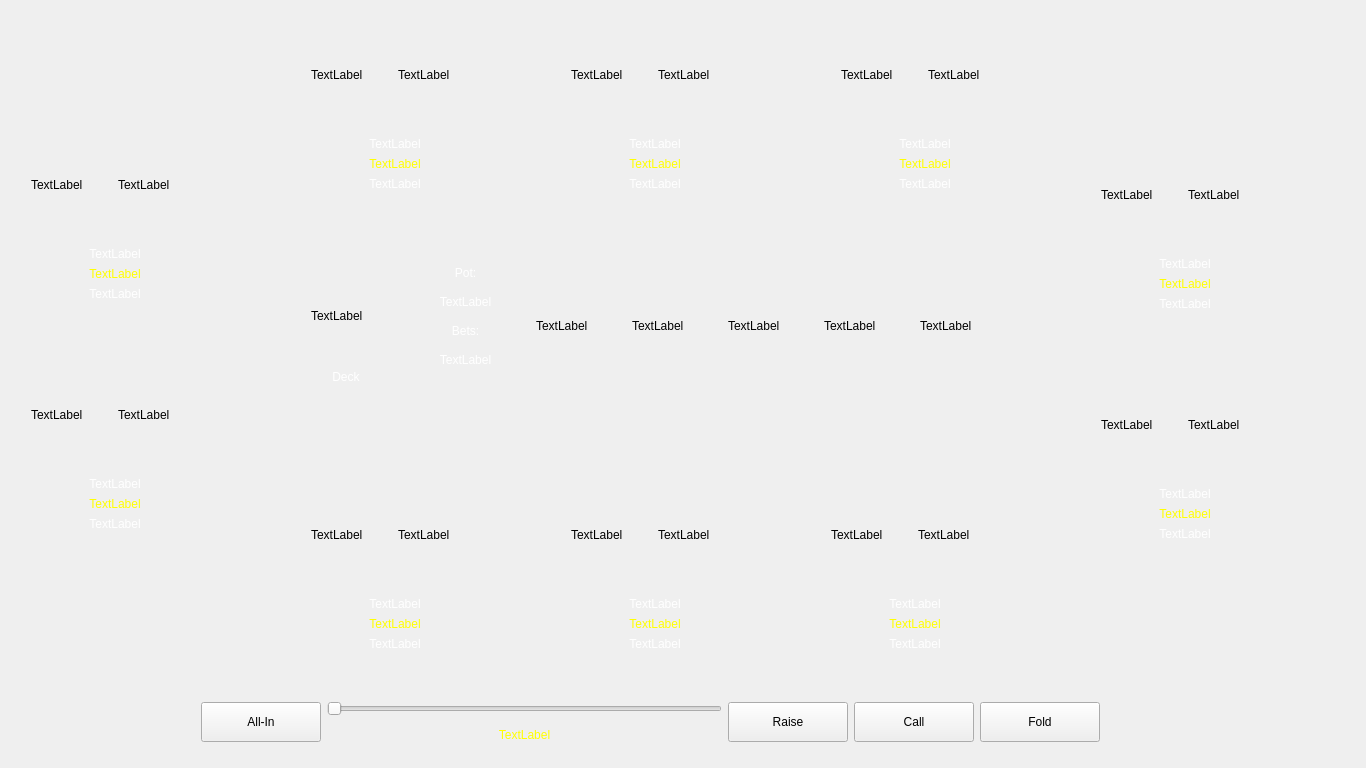
This is mainwindow.ui in maxkolotilin/Holding-cards as Qt 5 draws it before an edit. The edited form follows.
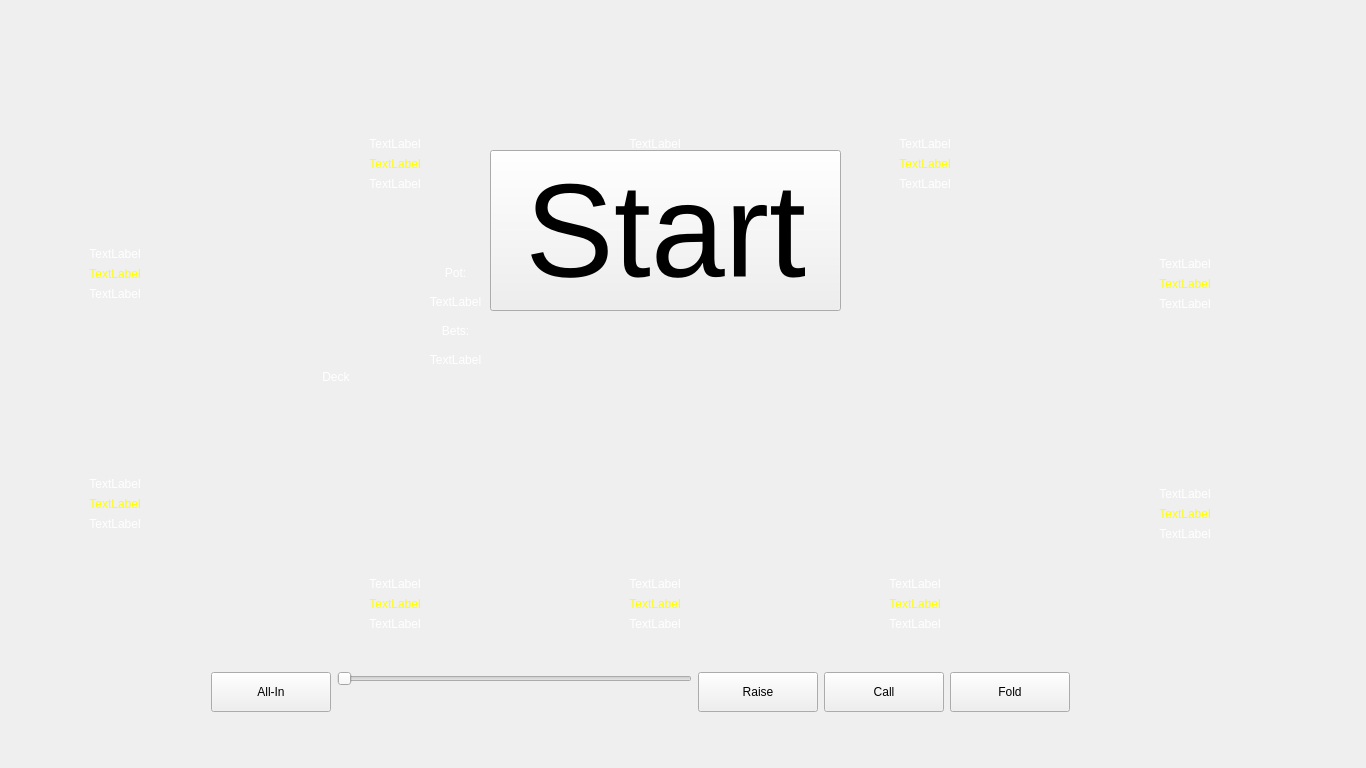
This is the edited form.

What changed in the file:
```diff
--- a/mainwindow.ui
+++ b/mainwindow.ui
@@ -44,7 +44,7 @@
            </size>
           </property>
           <property name="text">
-           <string>TextLabel</string>
+           <string/>
           </property>
          </widget>
         </item>
@@ -57,7 +57,7 @@
            </size>
           </property>
           <property name="text">
-           <string>TextLabel</string>
+           <string/>
           </property>
          </widget>
         </item>
@@ -237,7 +237,7 @@
            </size>
           </property>
           <property name="text">
-           <string>TextLabel</string>
+           <string/>
           </property>
          </widget>
         </item>
@@ -250,7 +250,7 @@
            </size>
           </property>
           <property name="text">
-           <string>TextLabel</string>
+           <string/>
           </property>
          </widget>
         </item>
@@ -404,7 +404,7 @@
     <property name="geometry">
      <rect>
       <x>300</x>
-      <y>460</y>
+      <y>440</y>
       <width>191</width>
       <height>200</height>
      </rect>
@@ -430,7 +430,7 @@
            </size>
           </property>
           <property name="text">
-           <string>TextLabel</string>
+           <string/>
           </property>
          </widget>
         </item>
@@ -443,7 +443,7 @@
            </size>
           </property>
           <property name="text">
-           <string>TextLabel</string>
+           <string/>
           </property>
          </widget>
         </item>
@@ -597,7 +597,7 @@
     <property name="geometry">
      <rect>
       <x>560</x>
-      <y>460</y>
+      <y>440</y>
       <width>191</width>
       <height>200</height>
      </rect>
@@ -623,7 +623,7 @@
            </size>
           </property>
           <property name="text">
-           <string>TextLabel</string>
+           <string/>
           </property>
          </widget>
         </item>
@@ -636,7 +636,7 @@
            </size>
           </property>
           <property name="text">
-           <string>TextLabel</string>
+           <string/>
           </property>
          </widget>
         </item>
@@ -790,7 +790,7 @@
     <property name="geometry">
      <rect>
       <x>820</x>
-      <y>460</y>
+      <y>440</y>
       <width>191</width>
       <height>200</height>
      </rect>
@@ -816,7 +816,7 @@
            </size>
           </property>
           <property name="text">
-           <string>TextLabel</string>
+           <string/>
           </property>
          </widget>
         </item>
@@ -829,7 +829,7 @@
            </size>
           </property>
           <property name="text">
-           <string>TextLabel</string>
+           <string/>
           </property>
          </widget>
         </item>
@@ -1009,7 +1009,7 @@
            </size>
           </property>
           <property name="text">
-           <string>TextLabel</string>
+           <string/>
           </property>
          </widget>
         </item>
@@ -1022,7 +1022,7 @@
            </size>
           </property>
           <property name="text">
-           <string>TextLabel</string>
+           <string/>
           </property>
          </widget>
         </item>
@@ -1202,7 +1202,7 @@
            </size>
           </property>
           <property name="text">
-           <string>TextLabel</string>
+           <string/>
           </property>
          </widget>
         </item>
@@ -1215,7 +1215,7 @@
            </size>
           </property>
           <property name="text">
-           <string>TextLabel</string>
+           <string/>
           </property>
          </widget>
         </item>
@@ -1395,7 +1395,7 @@
            </size>
           </property>
           <property name="text">
-           <string>TextLabel</string>
+           <string/>
           </property>
          </widget>
         </item>
@@ -1408,7 +1408,7 @@
            </size>
           </property>
           <property name="text">
-           <string>TextLabel</string>
+           <string/>
           </property>
          </widget>
         </item>
@@ -1636,7 +1636,7 @@
            </size>
           </property>
           <property name="text">
-           <string>TextLabel</string>
+           <string/>
           </property>
          </widget>
         </item>
@@ -1649,7 +1649,7 @@
            </size>
           </property>
           <property name="text">
-           <string>TextLabel</string>
+           <string/>
           </property>
          </widget>
         </item>
@@ -1856,7 +1856,7 @@
            </size>
           </property>
           <property name="text">
-           <string>TextLabel</string>
+           <string/>
           </property>
          </widget>
         </item>
@@ -1869,7 +1869,7 @@
            </size>
           </property>
           <property name="text">
-           <string>TextLabel</string>
+           <string/>
           </property>
          </widget>
         </item>
@@ -2019,311 +2019,39 @@
      </layout>
     </widget>
    </widget>
-   <widget class="QWidget" name="horizontalLayoutWidget">
+   <widget class="QPushButton" name="pushButton">
     <property name="geometry">
      <rect>
-      <x>390</x>
-      <y>250</y>
-      <width>631</width>
-      <height>132</height>
+      <x>490</x>
+      <y>150</y>
+      <width>351</width>
+      <height>161</height>
      </rect>
     </property>
-    <layout class="QHBoxLayout" name="deck">
-     <item>
-      <layout class="QVBoxLayout" name="verticalLayout">
-       <item>
-        <widget class="QLabel" name="label">
-         <property name="palette">
-          <palette>
-           <active>
-            <colorrole role="WindowText">
-             <brush brushstyle="SolidPattern">
-              <color alpha="255">
-               <red>255</red>
-               <green>255</green>
-               <blue>255</blue>
-              </color>
-             </brush>
-            </colorrole>
-           </active>
-           <inactive>
-            <colorrole role="WindowText">
-             <brush brushstyle="SolidPattern">
-              <color alpha="255">
-               <red>255</red>
-               <green>255</green>
-               <blue>255</blue>
-              </color>
-             </brush>
-            </colorrole>
-           </inactive>
-           <disabled>
-            <colorrole role="WindowText">
-             <brush brushstyle="SolidPattern">
-              <color alpha="255">
-               <red>159</red>
-               <green>158</green>
-               <blue>158</blue>
-              </color>
-             </brush>
-            </colorrole>
-           </disabled>
-          </palette>
+    <property name="font">
+     <font>
+      <pointsize>100</pointsize>
+     </font>
          </property>
          <property name="text">
-          <string>Pot:</string>
-         </property>
-         <property name="alignment">
-          <set>Qt::AlignCenter</set>
-         </property>
-        </widget>
-       </item>
-       <item>
-        <widget class="QLabel" name="label_pot">
-         <property name="palette">
-          <palette>
-           <active>
-            <colorrole role="WindowText">
-             <brush brushstyle="SolidPattern">
-              <color alpha="255">
-               <red>255</red>
-               <green>255</green>
-               <blue>255</blue>
-              </color>
-             </brush>
-            </colorrole>
-           </active>
-           <inactive>
-            <colorrole role="WindowText">
-             <brush brushstyle="SolidPattern">
-              <color alpha="255">
-               <red>255</red>
-               <green>255</green>
-               <blue>255</blue>
-              </color>
-             </brush>
-            </colorrole>
-           </inactive>
-           <disabled>
-            <colorrole role="WindowText">
-             <brush brushstyle="SolidPattern">
-              <color alpha="255">
-               <red>159</red>
-               <green>158</green>
-               <blue>158</blue>
-              </color>
-             </brush>
-            </colorrole>
-           </disabled>
-          </palette>
-         </property>
-         <property name="text">
-          <string>TextLabel</string>
-         </property>
-         <property name="alignment">
-          <set>Qt::AlignCenter</set>
-         </property>
-        </widget>
-       </item>
-       <item>
-        <widget class="QLabel" name="label_3">
-         <property name="palette">
-          <palette>
-           <active>
-            <colorrole role="WindowText">
-             <brush brushstyle="SolidPattern">
-              <color alpha="255">
-               <red>255</red>
-               <green>255</green>
-               <blue>255</blue>
-              </color>
-             </brush>
-            </colorrole>
-           </active>
-           <inactive>
-            <colorrole role="WindowText">
-             <brush brushstyle="SolidPattern">
-              <color alpha="255">
-               <red>255</red>
-               <green>255</green>
-               <blue>255</blue>
-              </color>
-             </brush>
-            </colorrole>
-           </inactive>
-           <disabled>
-            <colorrole role="WindowText">
-             <brush brushstyle="SolidPattern">
-              <color alpha="255">
-               <red>159</red>
-               <green>158</green>
-               <blue>158</blue>
-              </color>
-             </brush>
-            </colorrole>
-           </disabled>
-          </palette>
-         </property>
-         <property name="text">
-          <string>Bets:</string>
-         </property>
-         <property name="alignment">
-          <set>Qt::AlignCenter</set>
-         </property>
-        </widget>
-       </item>
-       <item>
-        <widget class="QLabel" name="label_bets">
-         <property name="palette">
-          <palette>
-           <active>
-            <colorrole role="WindowText">
-             <brush brushstyle="SolidPattern">
-              <color alpha="255">
-               <red>255</red>
-               <green>255</green>
-               <blue>255</blue>
-              </color>
-             </brush>
-            </colorrole>
-           </active>
-           <inactive>
-            <colorrole role="WindowText">
-             <brush brushstyle="SolidPattern">
-              <color alpha="255">
-               <red>255</red>
-               <green>255</green>
-               <blue>255</blue>
-              </color>
-             </brush>
-            </colorrole>
-           </inactive>
-           <disabled>
-            <colorrole role="WindowText">
-             <brush brushstyle="SolidPattern">
-              <color alpha="255">
-               <red>159</red>
-               <green>158</green>
-               <blue>158</blue>
-              </color>
-             </brush>
-            </colorrole>
-           </disabled>
-          </palette>
-         </property>
-         <property name="text">
-          <string>TextLabel</string>
-         </property>
-         <property name="alignment">
-          <set>Qt::AlignCenter</set>
-         </property>
-        </widget>
-       </item>
-      </layout>
-     </item>
-     <item>
-      <widget class="QLabel" name="flopcard_1">
-       <property name="minimumSize">
-        <size>
-         <width>90</width>
-         <height>130</height>
-        </size>
-       </property>
-       <property name="maximumSize">
-        <size>
-         <width>90</width>
-         <height>130</height>
-        </size>
-       </property>
-       <property name="text">
-        <string>TextLabel</string>
-       </property>
-      </widget>
-     </item>
-     <item>
-      <widget class="QLabel" name="flopcard_2">
-       <property name="minimumSize">
-        <size>
-         <width>90</width>
-         <height>130</height>
-        </size>
-       </property>
-       <property name="maximumSize">
-        <size>
-         <width>90</width>
-         <height>130</height>
-        </size>
-       </property>
-       <property name="text">
-        <string>TextLabel</string>
-       </property>
-      </widget>
-     </item>
-     <item>
-      <widget class="QLabel" name="flopcard_3">
-       <property name="minimumSize">
-        <size>
-         <width>90</width>
-         <height>130</height>
-        </size>
-       </property>
-       <property name="maximumSize">
-        <size>
-         <width>90</width>
-         <height>130</height>
-        </size>
-       </property>
-       <property name="text">
-        <string>TextLabel</string>
-       </property>
-      </widget>
-     </item>
-     <item>
-      <widget class="QLabel" name="turncard">
-       <property name="minimumSize">
-        <size>
-         <width>90</width>
-         <height>130</height>
-        </size>
-       </property>
-       <property name="maximumSize">
-        <size>
-         <width>90</width>
-         <height>130</height>
-        </size>
-       </property>
-       <property name="text">
-        <string>TextLabel</string>
-       </property>
-      </widget>
-     </item>
-     <item>
-      <widget class="QLabel" name="rivercard">
-       <property name="minimumSize">
-        <size>
-         <width>90</width>
-         <height>130</height>
-        </size>
-       </property>
-       <property name="maximumSize">
-        <size>
-         <width>90</width>
-         <height>130</height>
-        </size>
-       </property>
-       <property name="text">
-        <string>TextLabel</string>
-       </property>
-      </widget>
-     </item>
-    </layout>
-   </widget>
-   <widget class="QWidget" name="horizontalLayoutWidget_2">
+     <string>Start</string>
+    </property>
+   </widget>
+   <widget class="QWidget" name="button_bar" native="true">
     <property name="geometry">
      <rect>
       <x>190</x>
-      <y>690</y>
-      <width>921</width>
+      <y>650</y>
+      <width>901</width>
+      <height>81</height>
+     </rect>
+    </property>
+    <widget class="QWidget" name="horizontalLayoutWidget_2">
+     <property name="geometry">
+      <rect>
+       <x>10</x>
+       <y>10</y>
+       <width>881</width>
       <height>64</height>
      </rect>
     </property>
@@ -2408,7 +2136,7 @@
           </palette>
          </property>
          <property name="text">
-          <string>TextLabel</string>
+           <string/>
          </property>
          <property name="alignment">
           <set>Qt::AlignCenter</set>
@@ -2458,11 +2186,21 @@
      </item>
     </layout>
    </widget>
+   </widget>
+   <widget class="QWidget" name="deck_bar" native="true">
+    <property name="geometry">
+     <rect>
+      <x>260</x>
+      <y>220</y>
+      <width>781</width>
+      <height>201</height>
+     </rect>
+    </property>
    <widget class="QWidget" name="verticalLayoutWidget">
     <property name="geometry">
      <rect>
-      <x>300</x>
-      <y>240</y>
+       <x>30</x>
+       <y>20</y>
       <width>92</width>
       <height>155</height>
      </rect>
@@ -2483,7 +2221,7 @@
         </size>
        </property>
        <property name="text">
-        <string>TextLabel</string>
+         <string/>
        </property>
       </widget>
      </item>
@@ -2535,6 +2273,306 @@
       </widget>
      </item>
     </layout>
+    </widget>
+    <widget class="QWidget" name="horizontalLayoutWidget">
+     <property name="geometry">
+      <rect>
+       <x>120</x>
+       <y>30</y>
+       <width>631</width>
+       <height>132</height>
+      </rect>
+     </property>
+     <layout class="QHBoxLayout" name="deck">
+      <item>
+       <layout class="QVBoxLayout" name="verticalLayout">
+        <item>
+         <widget class="QLabel" name="label">
+          <property name="palette">
+           <palette>
+            <active>
+             <colorrole role="WindowText">
+              <brush brushstyle="SolidPattern">
+               <color alpha="255">
+                <red>255</red>
+                <green>255</green>
+                <blue>255</blue>
+               </color>
+              </brush>
+             </colorrole>
+            </active>
+            <inactive>
+             <colorrole role="WindowText">
+              <brush brushstyle="SolidPattern">
+               <color alpha="255">
+                <red>255</red>
+                <green>255</green>
+                <blue>255</blue>
+               </color>
+              </brush>
+             </colorrole>
+            </inactive>
+            <disabled>
+             <colorrole role="WindowText">
+              <brush brushstyle="SolidPattern">
+               <color alpha="255">
+                <red>159</red>
+                <green>158</green>
+                <blue>158</blue>
+               </color>
+              </brush>
+             </colorrole>
+            </disabled>
+           </palette>
+          </property>
+          <property name="text">
+           <string>Pot:</string>
+          </property>
+          <property name="alignment">
+           <set>Qt::AlignCenter</set>
+          </property>
+         </widget>
+        </item>
+        <item>
+         <widget class="QLabel" name="label_pot">
+          <property name="palette">
+           <palette>
+            <active>
+             <colorrole role="WindowText">
+              <brush brushstyle="SolidPattern">
+               <color alpha="255">
+                <red>255</red>
+                <green>255</green>
+                <blue>255</blue>
+               </color>
+              </brush>
+             </colorrole>
+            </active>
+            <inactive>
+             <colorrole role="WindowText">
+              <brush brushstyle="SolidPattern">
+               <color alpha="255">
+                <red>255</red>
+                <green>255</green>
+                <blue>255</blue>
+               </color>
+              </brush>
+             </colorrole>
+            </inactive>
+            <disabled>
+             <colorrole role="WindowText">
+              <brush brushstyle="SolidPattern">
+               <color alpha="255">
+                <red>159</red>
+                <green>158</green>
+                <blue>158</blue>
+               </color>
+              </brush>
+             </colorrole>
+            </disabled>
+           </palette>
+          </property>
+          <property name="text">
+           <string>TextLabel</string>
+          </property>
+          <property name="alignment">
+           <set>Qt::AlignCenter</set>
+          </property>
+         </widget>
+        </item>
+        <item>
+         <widget class="QLabel" name="label_3">
+          <property name="palette">
+           <palette>
+            <active>
+             <colorrole role="WindowText">
+              <brush brushstyle="SolidPattern">
+               <color alpha="255">
+                <red>255</red>
+                <green>255</green>
+                <blue>255</blue>
+               </color>
+              </brush>
+             </colorrole>
+            </active>
+            <inactive>
+             <colorrole role="WindowText">
+              <brush brushstyle="SolidPattern">
+               <color alpha="255">
+                <red>255</red>
+                <green>255</green>
+                <blue>255</blue>
+               </color>
+              </brush>
+             </colorrole>
+            </inactive>
+            <disabled>
+             <colorrole role="WindowText">
+              <brush brushstyle="SolidPattern">
+               <color alpha="255">
+                <red>159</red>
+                <green>158</green>
+                <blue>158</blue>
+               </color>
+              </brush>
+             </colorrole>
+            </disabled>
+           </palette>
+          </property>
+          <property name="text">
+           <string>Bets:</string>
+          </property>
+          <property name="alignment">
+           <set>Qt::AlignCenter</set>
+          </property>
+         </widget>
+        </item>
+        <item>
+         <widget class="QLabel" name="label_bets">
+          <property name="palette">
+           <palette>
+            <active>
+             <colorrole role="WindowText">
+              <brush brushstyle="SolidPattern">
+               <color alpha="255">
+                <red>255</red>
+                <green>255</green>
+                <blue>255</blue>
+               </color>
+              </brush>
+             </colorrole>
+            </active>
+            <inactive>
+             <colorrole role="WindowText">
+              <brush brushstyle="SolidPattern">
+               <color alpha="255">
+                <red>255</red>
+                <green>255</green>
+                <blue>255</blue>
+               </color>
+              </brush>
+             </colorrole>
+            </inactive>
+            <disabled>
+             <colorrole role="WindowText">
+              <brush brushstyle="SolidPattern">
+               <color alpha="255">
+                <red>159</red>
+                <green>158</green>
+                <blue>158</blue>
+               </color>
+              </brush>
+             </colorrole>
+            </disabled>
+           </palette>
+          </property>
+          <property name="text">
+           <string>TextLabel</string>
+          </property>
+          <property name="alignment">
+           <set>Qt::AlignCenter</set>
+          </property>
+         </widget>
+        </item>
+       </layout>
+      </item>
+      <item>
+       <widget class="QLabel" name="flopcard_1">
+        <property name="minimumSize">
+         <size>
+          <width>90</width>
+          <height>130</height>
+         </size>
+        </property>
+        <property name="maximumSize">
+         <size>
+          <width>90</width>
+          <height>130</height>
+         </size>
+        </property>
+        <property name="text">
+         <string/>
+        </property>
+       </widget>
+      </item>
+      <item>
+       <widget class="QLabel" name="flopcard_2">
+        <property name="minimumSize">
+         <size>
+          <width>90</width>
+          <height>130</height>
+         </size>
+        </property>
+        <property name="maximumSize">
+         <size>
+          <width>90</width>
+          <height>130</height>
+         </size>
+        </property>
+        <property name="text">
+         <string/>
+        </property>
+       </widget>
+      </item>
+      <item>
+       <widget class="QLabel" name="flopcard_3">
+        <property name="minimumSize">
+         <size>
+          <width>90</width>
+          <height>130</height>
+         </size>
+        </property>
+        <property name="maximumSize">
+         <size>
+          <width>90</width>
+          <height>130</height>
+         </size>
+        </property>
+        <property name="text">
+         <string/>
+        </property>
+       </widget>
+      </item>
+      <item>
+       <widget class="QLabel" name="turncard">
+        <property name="minimumSize">
+         <size>
+          <width>90</width>
+          <height>130</height>
+         </size>
+        </property>
+        <property name="maximumSize">
+         <size>
+          <width>90</width>
+          <height>130</height>
+         </size>
+        </property>
+        <property name="text">
+         <string/>
+        </property>
+       </widget>
+      </item>
+      <item>
+       <widget class="QLabel" name="rivercard">
+        <property name="minimumSize">
+         <size>
+          <width>90</width>
+          <height>130</height>
+         </size>
+        </property>
+        <property name="maximumSize">
+         <size>
+          <width>90</width>
+          <height>130</height>
+         </size>
+        </property>
+        <property name="text">
+         <string/>
+        </property>
+       </widget>
+      </item>
+     </layout>
+    </widget>
    </widget>
   </widget>
  </widget>
```
Lines whose indentation alone changed are shown as unchanged.
